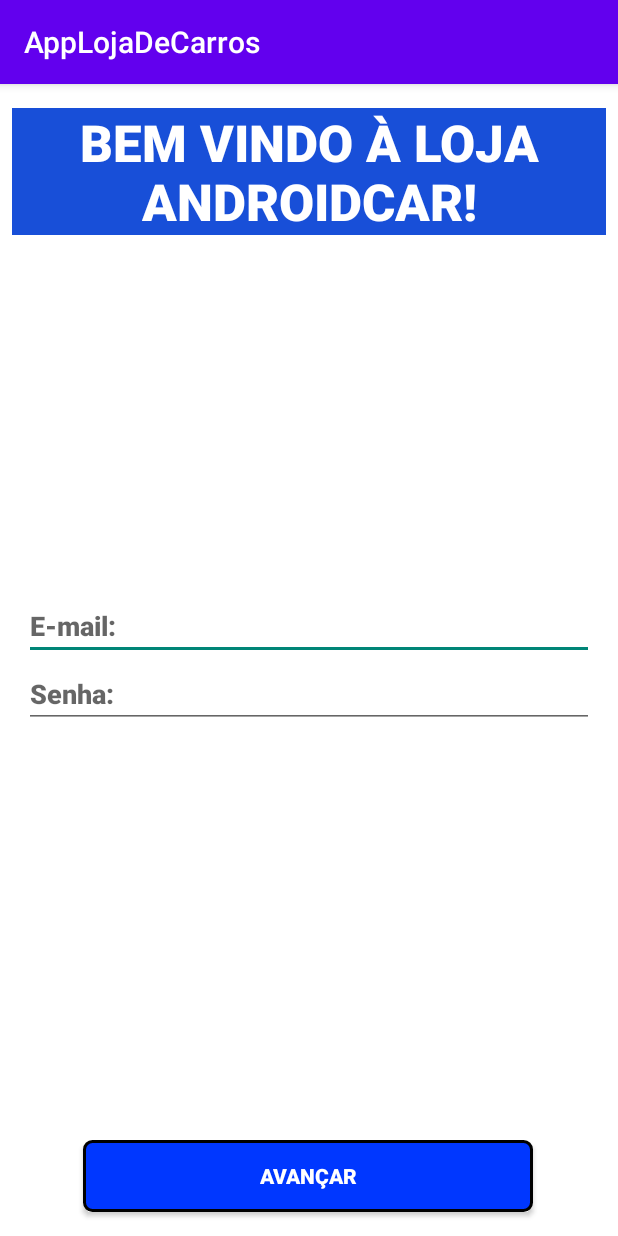
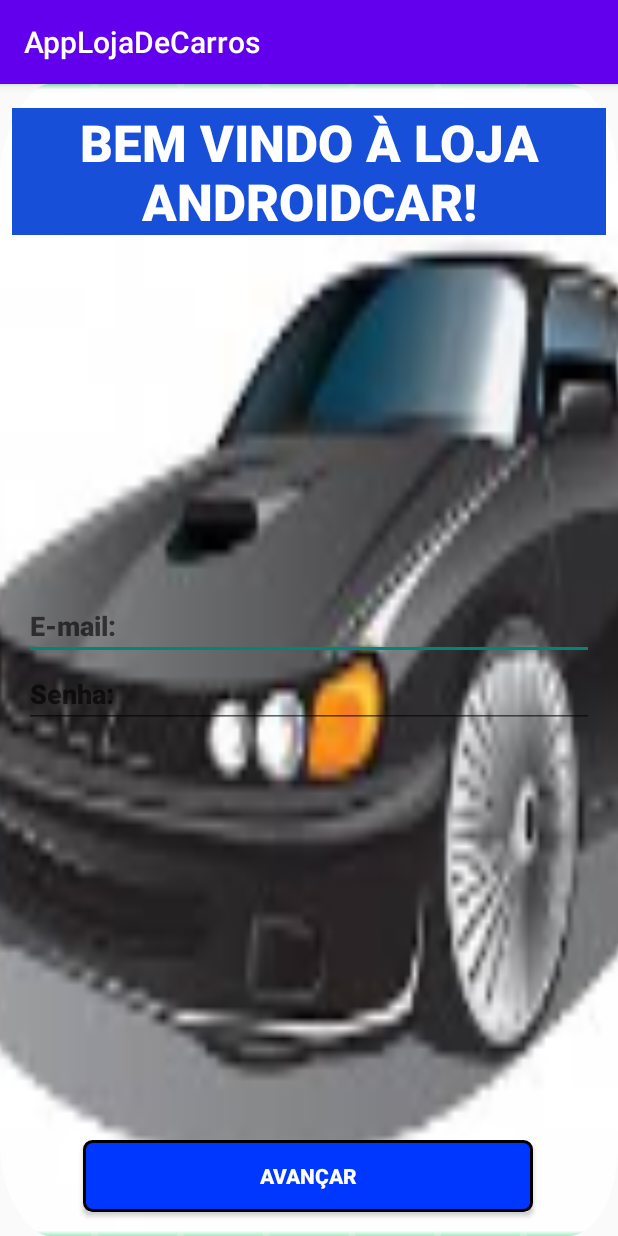
Before and after one commit to vosouza/Android_loja_de_carros, an Android app: the screen it shows after launch (login_Activity), on a phone screen of 412 x 824 dp. Run offline under Robolectric (Android 15) with nearby library versions, the phone set to English and light mode, and no system bars.

Commit message:
Idéia de plano de fundo

```diff
--- a/app/src/main/res/layout/activity_detalhes.xml
+++ b/app/src/main/res/layout/activity_detalhes.xml
@@ -4,7 +4,7 @@
     xmlns:tools="http://schemas.android.com/tools"
     android:layout_width="match_parent"
     android:layout_height="match_parent"
-    android:background="@color/white">
+    android:background="@mipmap/ic_launcher">
 
     <TextView
         android:id="@+id/txt_nome_veiculo"
--- a/app/src/main/res/layout/activity_lista_carros.xml
+++ b/app/src/main/res/layout/activity_lista_carros.xml
@@ -4,7 +4,7 @@
     xmlns:tools="http://schemas.android.com/tools"
     android:layout_width="match_parent"
     android:layout_height="match_parent"
-    tools:context=".activity.lista_carros_activity">
+    android:background="@mipmap/ic_launcher">
 
     <androidx.recyclerview.widget.RecyclerView
         android:id="@+id/rv_car_list"
--- a/app/src/main/res/layout/activity_login.xml
+++ b/app/src/main/res/layout/activity_login.xml
@@ -4,8 +4,7 @@
     xmlns:tools="http://schemas.android.com/tools"
     android:layout_width="match_parent"
     android:layout_height="match_parent"
-    android:background="@color/white"
-    android:backgroundTint="@color/white"
+    android:background="@mipmap/ic_launcher"
     tools:context=".activity.login_Activity">
 
     <TextView
```
